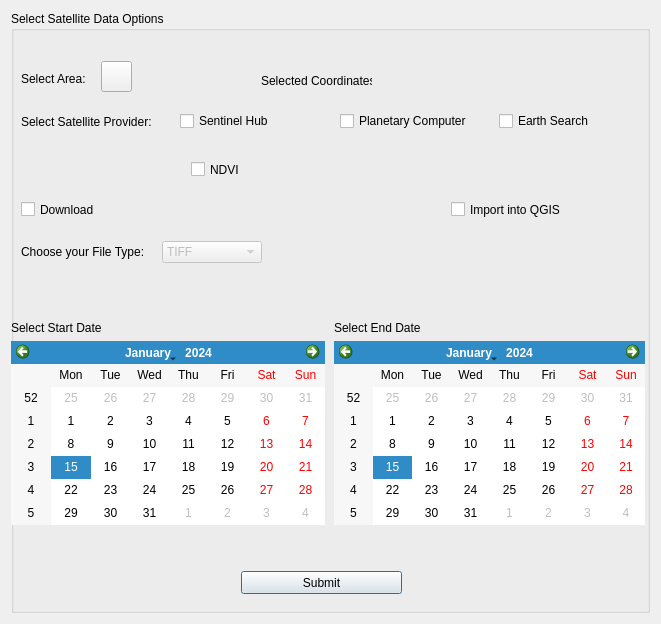
theokretz/SatHubAI, file sathub_ai_dialog_base.ui: the form before one commit.
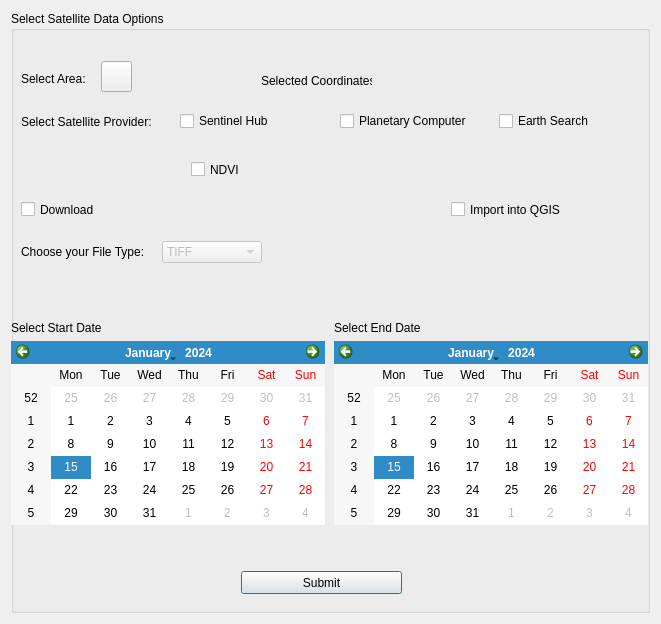
The form after the commit. Icons and pictures are not drawn. Custom widgets are drawn as their Qt base class.

Patch:
```diff
--- a/sathub_ai_dialog_base.ui
+++ b/sathub_ai_dialog_base.ui
@@ -234,7 +234,7 @@
        <rect>
         <x>323</x>
         <y>310</y>
-        <width>311</width>
+        <width>314</width>
         <height>204</height>
        </rect>
       </property>
```
Left out of the diff: 2 changed lines with no effect on the pictures.
